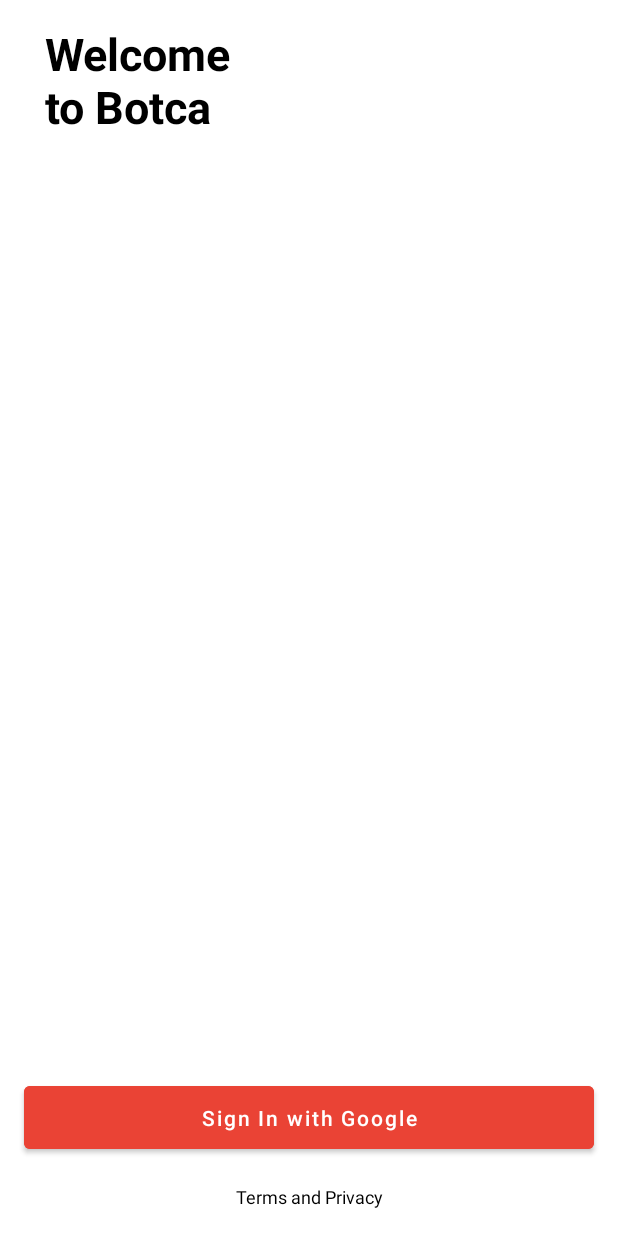
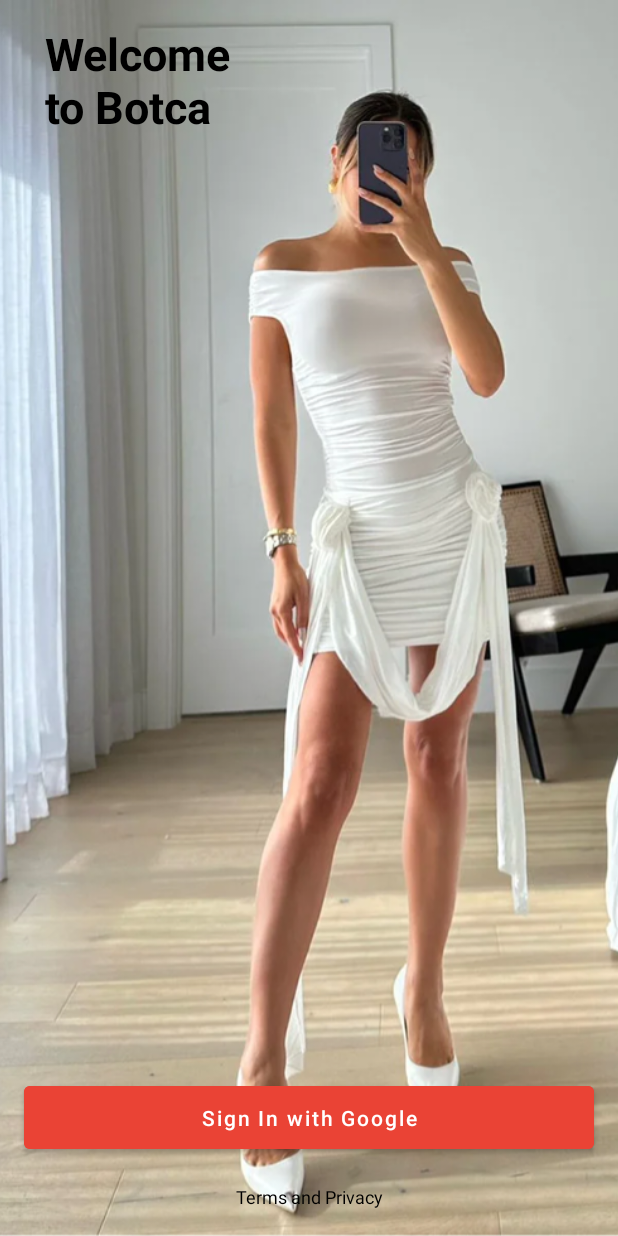
Before and after one commit to botcastore/botca-kotlin, an Android app: the screen it shows after launch (LoginActivity), on a phone screen of 412 x 824 dp. Run offline under Robolectric (Android 15) with nearby library versions, the phone set to English and light mode, and no system bars; our stand-ins replace Firebase (no records; nobody signed in at launch, a user with empty details on screens opened directly).

Commit message:
Login post wip

```diff
--- a/app/src/main/AndroidManifest.xml
+++ b/app/src/main/AndroidManifest.xml
@@ -23,6 +23,9 @@
             </intent-filter>
         </activity>
         <activity
+            android:name=".main.MainActivity"
+            android:exported="false"/>
+        <activity
             android:name=".profile.view.ProfileActivity"
             android:exported="false"/>
         <activity
--- /dev/null
+++ b/app/src/main/java/com/kevinhomorales/botcakotlin/login/services/request/LoginRequest.kt
@@ -0,0 +1,14 @@
+package com.kevinhomorales.botcakotlin.login.services.request
+
+import com.google.gson.JsonObject
+import com.kevinhomorales.botcakotlin.login.services.response.LoginResponse
+import retrofit2.http.Body
+import retrofit2.http.Headers
+import retrofit2.http.POST
+import retrofit2.http.Url
+
+interface LoginRequest {
+    @Headers("Content-Type: application/json", "Accept: application/json")
+    @POST
+    suspend fun postLogin(@Url endpoint: String, @Body body: JsonObject): LoginResponse
+}
--- a/app/src/main/res/layout/activity_login.xml
+++ b/app/src/main/res/layout/activity_login.xml
@@ -5,6 +5,17 @@
     android:layout_width="match_parent"
     android:layout_height="match_parent"
     tools:context=".login.view.LoginActivity">
+
+    <ImageView
+        android:layout_width="match_parent"
+        android:layout_height="match_parent"
+        android:src="@mipmap/loginbackground"
+        android:adjustViewBounds="true"
+        android:scaleType="centerCrop"
+        app:layout_constraintBottom_toBottomOf="parent"
+        app:layout_constraintEnd_toEndOf="parent"
+        app:layout_constraintStart_toStartOf="parent"
+        app:layout_constraintTop_toTopOf="parent" />
 
     <TextView
         android:layout_width="140dp"
--- a/build.gradle.kts
+++ b/build.gradle.kts
@@ -2,4 +2,5 @@
 plugins {
     id("com.android.application") version "8.1.2" apply false
     id("org.jetbrains.kotlin.android") version "1.9.0" apply false
+    id ("com.google.gms.google-services") version "4.3.15" apply false
 }
```
Also changed, not shown: app/build.gradle.kts (+8 -0 lines), app/src/main/java/com/kevinhomorales/botcakotlin/login/services/model/LoginModel.kt (added, +10 -0 lines), app/src/main/java/com/kevinhomorales/botcakotlin/login/services/response/LoginResponse.kt (added, +27 -0 lines), app/src/main/java/com/kevinhomorales/botcakotlin/login/view/LoginActivity.kt (+12 -1 lines), app/src/main/java/com/kevinhomorales/botcakotlin/login/viewmodel/LoginViewModel.kt (+52 -10 lines), app/src/main/java/com/kevinhomorales/botcakotlin/main/MainActivity.kt (+28 -1 lines), app/src/main/java/com/kevinhomorales/botcakotlin/utils/Constants.kt (+6 -2 lines), app/src/main/res/mipmap-hdpi/loginbackground.png (added), app/src/main/res/mipmap-mdpi/loginbackground.png (added), app/src/main/res/mipmap-xhdpi/loginbackground.png (added), 2 other files.
